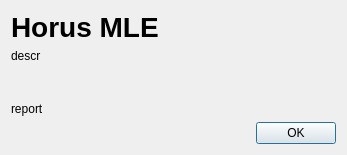
oblalex/horus, file commander/src/HorusMLE/about_dialog.ui: the form before one commit.
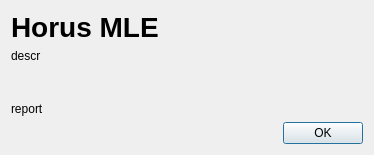
The form after the commit. Icons and pictures are not drawn.

What changed in the file:
```diff
--- a/commander/src/HorusMLE/about_dialog.ui
+++ b/commander/src/HorusMLE/about_dialog.ui
@@ -6,7 +6,7 @@
    <rect>
     <x>0</x>
     <y>0</y>
-    <width>347</width>
+    <width>374</width>
     <height>155</height>
    </rect>
   </property>
@@ -85,6 +85,9 @@
      <property name="text">
       <string>report</string>
      </property>
+     <property name="wordWrap">
+      <bool>true</bool>
+     </property>
     </widget>
    </item>
    <item>
```
